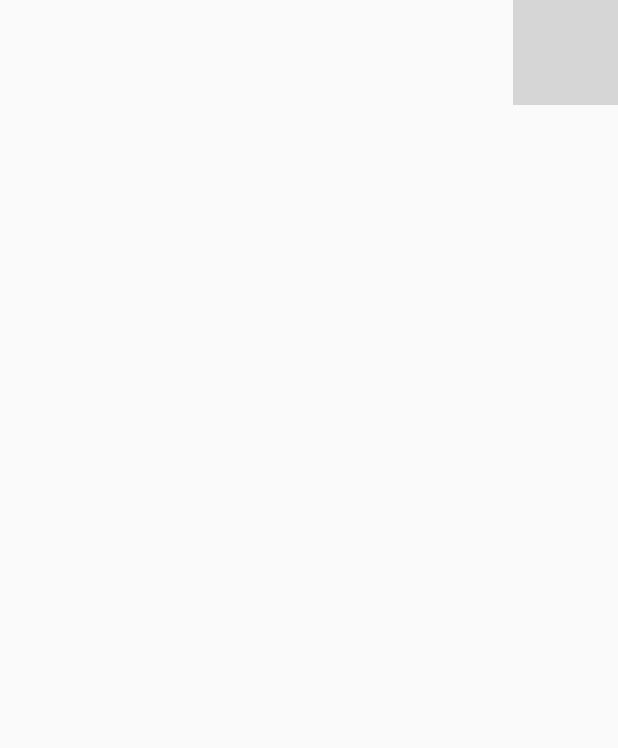
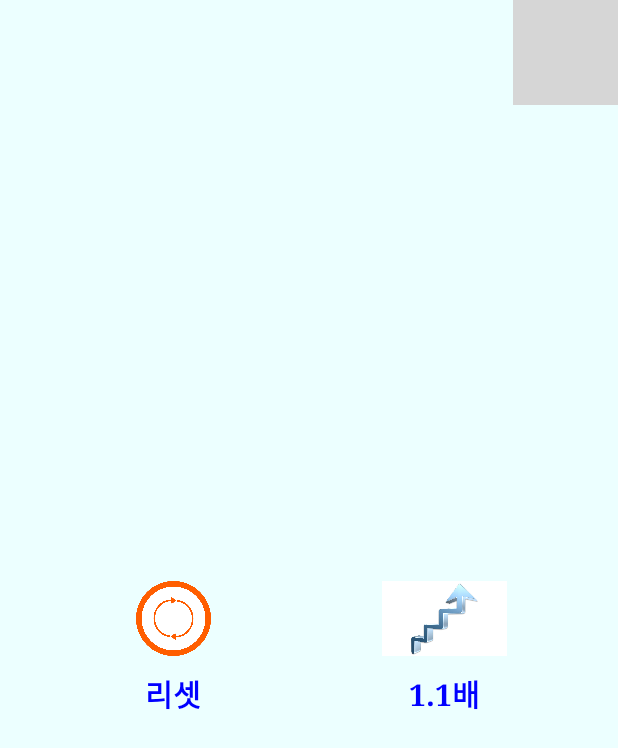
Before and after one commit to asui1/waterdrank, an Android app: the SettingActivity screen opened directly, with no data from a screen before it, on a phone screen of 412 x 824 dp. Shown: the top 748 px of the screen. Run offline under Robolectric (Android 15) with nearby library versions, the phone set to English and light mode, and no system bars; grey boxes are pictures that could not be loaded.

Commit message:
setting temporarily done

```diff
--- a/app/src/main/java/asui/water/CalenderActivity.kt
+++ b/app/src/main/java/asui/water/CalenderActivity.kt
@@ -48,6 +48,9 @@ class CalenderActivity : AppCompatActivity() {
         data.add(CalenderData("목"))
         data.add(CalenderData("금"))
         data.add(CalenderData("토"))
+        for(i in 1..31){
+            data.add(CalenderData(i.toString()))
+        }
         return data
     }
 
--- a/app/src/main/java/asui/water/CalenderAdapter.kt
+++ b/app/src/main/java/asui/water/CalenderAdapter.kt
@@ -35,10 +35,6 @@ class CalenderAdapter : RecyclerView.Adapter<Holder>(){
 class Holder(itemView: View) : RecyclerView.ViewHolder(itemView){
     fun setListData(listdata: CalenderData){
         itemView.day_cell_ll_background.day.text = listdata.date
-        try{
-            var day = listdata.date.toInt()
-
-        }
         if(listdata.date == "일"){
             itemView.day_cell_ll_background.day.setTextColor(Color.RED)
         }
--- a/app/src/main/java/asui/water/SettingActivity.kt
+++ b/app/src/main/java/asui/water/SettingActivity.kt
@@ -15,14 +15,33 @@ class SettingActivity : AppCompatActivity() {
     override fun onCreate(savedInstanceState: Bundle?) {
         super.onCreate(savedInstanceState)
         setContentView(R.layout.setting)
-        asui.water.Variables.updateVars = true
-        asui.water.Variables.water1 = 50.0
-        asui.water.Variables.water2 = 300.0
 
         setting_back.setOnClickListener{
             startActivity(Intent(this, MainActivity::class.java))
             finish()
         }
+        reset.setOnClickListener{
+            reset_Variables()
+        }
+        increase.setOnClickListener{
+            increase_Variables()
+
+        }
+    }
+    fun increase_Variables(){
+        asui.water.Variables.updateVars = true
+        asui.water.Variables.water1 = asui.water.Variables.water1*1.1
+        asui.water.Variables.water2 = asui.water.Variables.water2*1.1
+        asui.water.Variables.water3 = asui.water.Variables.water3*1.1
+
+    }
+
+    fun reset_Variables(){
+        asui.water.Variables.updateVars = true
+        asui.water.Variables.water1 = 30.0
+        asui.water.Variables.water2 = 200.0
+        asui.water.Variables.water3 = 500.0
+
     }
 
     override fun onBackPressed() {
--- a/app/src/main/res/layout/setting.xml
+++ b/app/src/main/res/layout/setting.xml
@@ -4,7 +4,9 @@
         xmlns:app="http://schemas.android.com/apk/res-auto"
         xmlns:tools="http://schemas.android.com/tools"
         android:layout_width="match_parent"
-        android:layout_height="match_parent">
+        android:layout_height="match_parent"
+        android:background="@color/aqua"
+>
 
     <ImageButton
             android:id="@+id/setting_back"
@@ -16,4 +18,66 @@
             android:contentDescription="@string/StringValue"
             app:layout_constraintTop_toTopOf="parent"
             app:layout_constraintRight_toRightOf="parent"/>
+
+    <ImageButton
+            android:src="@drawable/reset"
+            android:adjustViewBounds="true"
+            android:scaleType="fitCenter"
+            android:background="@android:color/transparent"
+            app:layout_constraintLeft_toLeftOf="parent"
+            app:layout_constraintRight_toLeftOf="@+id/increase"
+            app:layout_constraintTop_toTopOf="parent"
+            app:layout_constraintBottom_toBottomOf="parent"
+            android:contentDescription="@string/StringValue"
+            android:layout_width="130dp"
+            android:layout_height="70dp"
+            android:id="@+id/reset"
+            android:padding="10dp"
+    />
+
+    <TextView
+            android:layout_width="130dp"
+            android:layout_height="70dp"
+            android:id="@+id/reset_text"
+            android:textSize="20sp"
+            android:textColor="@color/blue"
+            android:textStyle="bold"
+            android:typeface="serif"
+
+            app:layout_constraintTop_toBottomOf="@id/reset"
+            app:layout_constraintLeft_toLeftOf="parent"
+            app:layout_constraintRight_toLeftOf="@+id/increase_text"
+            android:text="@string/reset"
+            android:gravity="center_horizontal"/>
+
+    <ImageButton
+            android:src="@drawable/increase"
+            android:adjustViewBounds="true"
+            android:scaleType="fitCenter"
+            android:background="@android:color/transparent"
+            app:layout_constraintLeft_toRightOf="@+id/reset"
+            app:layout_constraintRight_toRightOf="parent"
+            app:layout_constraintTop_toTopOf="parent"
+            app:layout_constraintBottom_toBottomOf="parent"
+            android:contentDescription="@string/StringValue"
+            android:layout_width="130dp"
+            android:layout_height="70dp"
+            android:id="@+id/increase"
+            android:padding="10dp"
+    />
+
+    <TextView
+            android:layout_width="130dp"
+            android:layout_height="70dp"
+            android:id="@+id/increase_text"
+            android:textSize="20sp"
+            android:textColor="@color/blue"
+            android:textStyle="bold"
+            android:typeface="serif"
+            app:layout_constraintTop_toBottomOf="@id/increase"
+            app:layout_constraintLeft_toRightOf="@id/reset_text"
+            app:layout_constraintRight_toRightOf="parent"
+            android:text="@string/increase"
+            android:gravity="center_horizontal"/>
+
 </android.support.constraint.ConstraintLayout>
--- a/app/src/main/res/values/strings.xml
+++ b/app/src/main/res/values/strings.xml
@@ -20,4 +20,6 @@
     <string name="waters">waters</string>
     <string name="total_water">total_waters</string>
     <string name="cur_depth">cur_depth</string>
+    <string name="reset">리셋</string>
+    <string name="increase">1.1배</string>
 </resources>
```
Also changed, not shown: app/src/main/res/drawable-v24/increase.jpg (added), app/src/main/res/drawable-v24/reset.png (added).
